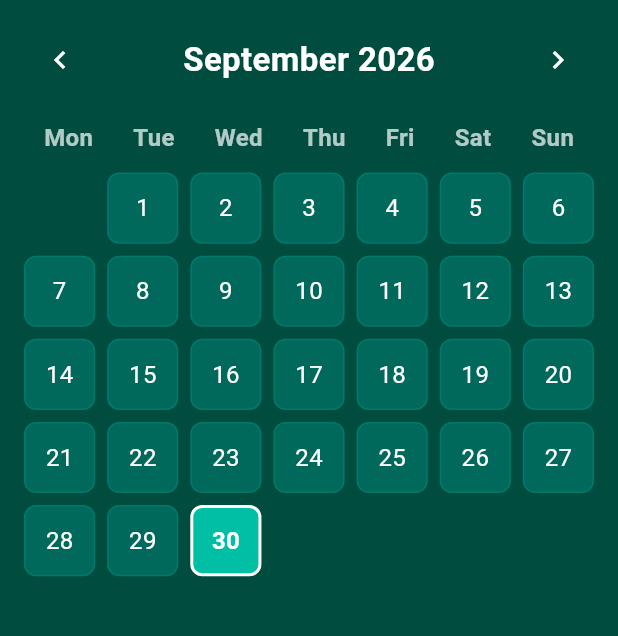
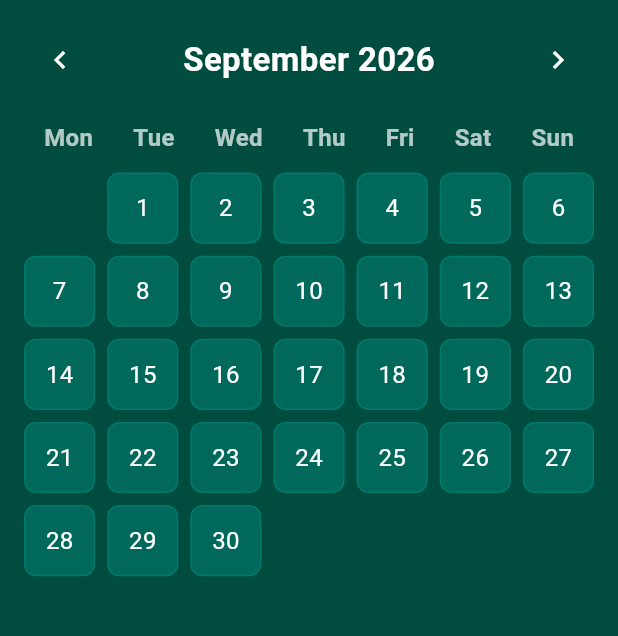
Before and after one commit to m1k3br4n6/fitness_slayer_app_s6, a Flutter app: the Calendar screen opened directly, after a tap on the "chevron left" icon, on a phone screen of 412 x 824 dp, the part 84-720 px from its top. Run offline on Flutter 3.47's test engine with Material 3 defaults, Android fonts, the phone set to English and light mode, and no system bars; our stand-ins replace firebase_auth, firebase_core; missing offline and left inert: muscle_mapper; accounts and stored records are empty.

Commit message:
Tweaked calendar so that it actually updates current date and arrow buttons navigate between months.

```diff
--- a/lib/screens/planning/calendar.dart
+++ b/lib/screens/planning/calendar.dart
@@ -1,14 +1,49 @@
 import 'package:flutter/material.dart';
 import 'package:fitness_slayer_01/widgets/app_bar.dart';
 
-class Calendar extends StatelessWidget {
+class Calendar extends StatefulWidget {
   const Calendar({super.key});
 
   @override
+  State<Calendar> createState() => _CalendarState();
+}
+
+class _CalendarState extends State<Calendar> {
+  late DateTime _displayedMonth;
+  late DateTime _today;
+
+  final List<String> _monthNames = const [
+    'January', 'February', 'March', 'April', 'May', 'June',
+    'July', 'August', 'September', 'October', 'November', 'December'
+  ];
+
+  final List<String> _daysOfWeek = const ['Mon', 'Tue', 'Wed', 'Thu', 'Fri', 'Sat', 'Sun'];
+
+  @override
+  void initState() {
+    super.initState();
+    _today = DateTime.now();
+    _displayedMonth = DateTime(_today.year, _today.month);
+  }
+
+  void _changeMonth(int increment) {
+    setState(() {
+      _displayedMonth = DateTime(_displayedMonth.year, _displayedMonth.month + increment);
+    });
+  }
+
+  @override
   Widget build(BuildContext context) {
-    final daysOfWeek = ['Mon', 'Tue', 'Wed', 'Thu', 'Fri', 'Sat', 'Sun'];
-    const totalDays = 30;
-    const startDayOffset = 1; // offset for starting day of the week
+    final year = _displayedMonth.year;
+    final month = _displayedMonth.month;
+
+    // Total days in the displayed month
+    final totalDays = DateTime(year, month + 1, 0).day;
+
+    // Offset for the first day of the month (1 = Monday ... 7 = Sunday) -> 0..6
+    final startDayOffset = DateTime(year, month, 1).weekday - 1;
+
+    final monthTitle = '${_monthNames[month - 1]} $year';
 
     return Scaffold(
       appBar: const MyAppBar(
@@ -25,11 +60,11 @@ class Calendar extends StatelessWidget {
               children: [
                 IconButton(
                   icon: const Icon(Icons.chevron_left, color: Colors.white),
-                  onPressed: () {},
+                  onPressed: () => _changeMonth(-1),
                 ),
-                const Text(
-                  'September 2026',
-                  style: TextStyle(
+                Text(
+                  monthTitle,
+                  style: const TextStyle(
                     color: Colors.white,
                     fontSize: 22,
                     fontWeight: FontWeight.bold,
@@ -37,7 +72,7 @@ class Calendar extends StatelessWidget {
                 ),
                 IconButton(
                   icon: const Icon(Icons.chevron_right, color: Colors.white),
-                  onPressed: () {},
+                  onPressed: () => _changeMonth(1),
                 ),
               ],
             ),
@@ -46,7 +81,7 @@ class Calendar extends StatelessWidget {
             // Days of Week Header
             Row(
               mainAxisAlignment: MainAxisAlignment.spaceAround,
-              children: daysOfWeek
+              children: _daysOfWeek
                   .map((day) => Text(
                         day,
                         style: const TextStyle(
@@ -73,7 +108,9 @@ class Calendar extends StatelessWidget {
                     return const SizedBox.shrink();
                   }
                   final dayNumber = index - startDayOffset + 1;
-                  final isToday = dayNumber == 30; // highlight current day (e.g. 30th)
+                  final isToday = dayNumber == _today.day &&
+                      month == _today.month &&
+                      year == _today.year;
 
                   return Container(
                     decoration: BoxDecoration(
```
Also changed, not shown: pubspec.lock.
